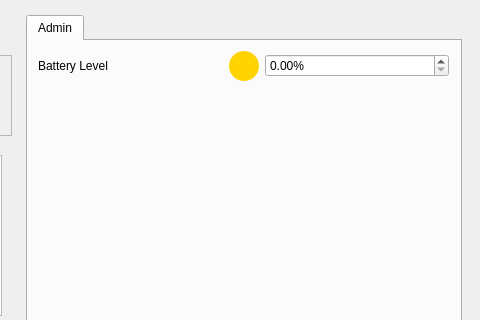
code-monke/COMP3004B-Team-Project, file ui/mainwindow.ui: the form before one commit; both pictures show x 254 to 734 and y 0 to 320 of the 734 by 623 pixel window.
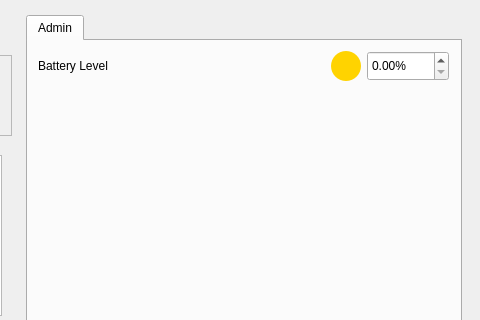
The form after the commit. Icons and pictures are not drawn.

Commit message: admin tab updated

```diff
--- a/ui/mainwindow.ui
+++ b/ui/mainwindow.ui
@@ -489,6 +489,18 @@
            <layout class="QGridLayout" name="adminTabGridLayout">
             <item row="0" column="2">
              <widget class="QDoubleSpinBox" name="batteryLevelAdminSpinBox">
+              <property name="minimumSize">
+               <size>
+                <width>82</width>
+                <height>30</height>
+               </size>
+              </property>
+              <property name="maximumSize">
+               <size>
+                <width>82</width>
+                <height>30</height>
+               </size>
+              </property>
               <property name="suffix">
                <string>%</string>
               </property>
```
